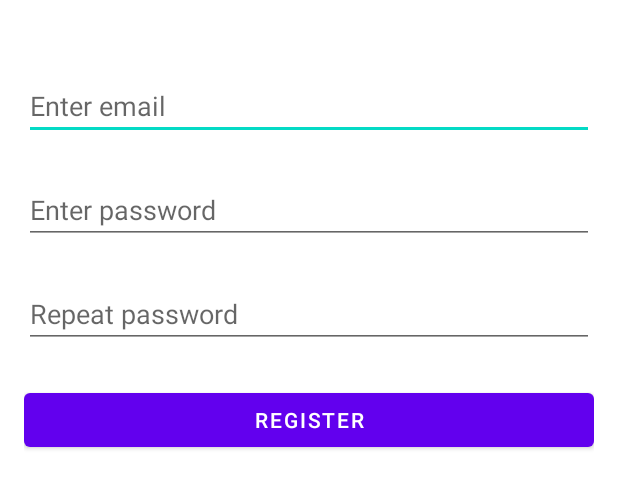
After one commit to AndreiDanRata/FoodSaver, an Android app: the layout activity_registration.xml on its own in the app's theme, with its tools: preview values and no code run, on a phone screen of 412 x 824 dp. The commit adds this screen. Shown: the top 488 px of the screen. Run offline under Robolectric (Android 15) with nearby library versions, the phone set to English and light mode, and no system bars.

Commit message:
- Added authenthification funtionality using email and password(Gmail+Facebook in progress): Registration activity + Login Activity + their user interface PARTIALLY WORKING(Crashing sometime)

```diff
--- a/app/build.gradle
+++ b/app/build.gradle
@@ -54,6 +54,7 @@ dependencies {
     implementation 'androidx.cardview:cardview:1.0.0'
     implementation "androidx.recyclerview:recyclerview:1.1.0"
     implementation 'com.google.firebase:firebase-database:19.7.0'
+    implementation 'com.google.firebase:firebase-auth-ktx:21.0.6'
     testImplementation 'junit:junit:4.+'
     androidTestImplementation 'androidx.test.ext:junit:1.1.3'
     androidTestImplementation 'androidx.test.espresso:espresso-core:3.4.0'
--- a/app/src/main/java/com/example/finalyearproject/ui/foodlist/FoodListFragment.kt
+++ b/app/src/main/java/com/example/finalyearproject/ui/foodlist/FoodListFragment.kt
@@ -19,6 +19,7 @@ import com.google.firebase.database.ktx.database
 import com.google.firebase.ktx.Firebase
 import kotlinx.android.synthetic.main.fragment_food_list.view.*
 import java.util.*
+
 
 
 class FoodListFragment : Fragment() {
@@ -73,7 +74,7 @@ class FoodListFragment : Fragment() {
         val random = getRandomString(10)
         Log.d("random generated is ", random.toString())
         //push value to firebase
-        val item = FoodItemModel(foodItemName, foodItemExpirationDate)
+        val item = FoodItemModel(foodItemName, foodItemExpirationDate, "default_barcode")
         database.child("foodItems").child(random).setValue(item)
     }
 
--- /dev/null
+++ b/app/src/main/res/layout/activity_registration.xml
@@ -0,0 +1,57 @@
+<?xml version="1.0" encoding="utf-8"?>
+<androidx.constraintlayout.widget.ConstraintLayout xmlns:android="http://schemas.android.com/apk/res/android"
+    xmlns:app="http://schemas.android.com/apk/res-auto"
+    xmlns:tools="http://schemas.android.com/tools"
+    android:layout_width="match_parent"
+    android:layout_height="match_parent"
+    android:padding="16dp"
+    tools:context=".ui.login.RegistrationActivity">
+
+    <EditText
+        android:id="@+id/email_edit_text"
+        android:layout_width="0dp"
+        android:layout_height="wrap_content"
+        android:layout_marginTop="32dp"
+        android:ems="10"
+        android:hint="Enter email"
+        android:inputType="text"
+        app:layout_constraintEnd_toEndOf="parent"
+        app:layout_constraintStart_toStartOf="parent"
+        app:layout_constraintTop_toTopOf="parent" />
+
+    <EditText
+        android:id="@+id/password_edit_text"
+        android:layout_width="0dp"
+        android:layout_height="wrap_content"
+        android:layout_marginTop="24dp"
+        android:ems="10"
+        android:hint="Enter password"
+        android:inputType="textPassword"
+        app:layout_constraintEnd_toEndOf="parent"
+        app:layout_constraintStart_toStartOf="parent"
+        app:layout_constraintTop_toBottomOf="@+id/email_edit_text" />
+
+    <EditText
+        android:id="@+id/re_password_edit_text"
+        android:layout_width="0dp"
+        android:layout_height="wrap_content"
+        android:layout_marginTop="24dp"
+        android:ems="10"
+        android:hint="Repeat password"
+        android:inputType="textPassword"
+        app:layout_constraintEnd_toEndOf="parent"
+        app:layout_constraintStart_toStartOf="parent"
+        app:layout_constraintTop_toBottomOf="@+id/password_edit_text" />
+
+    <Button
+        android:id="@+id/reg_button"
+        android:layout_width="0dp"
+        android:layout_height="wrap_content"
+        android:layout_marginTop="24dp"
+        android:text="Register"
+        android:onClick="registerUser"
+        app:layout_constraintEnd_toEndOf="parent"
+        app:layout_constraintStart_toStartOf="parent"
+        app:layout_constraintTop_toBottomOf="@+id/re_password_edit_text" />
+
+</androidx.constraintlayout.widget.ConstraintLayout>
--- a/app/src/main/res/values/strings.xml
+++ b/app/src/main/res/values/strings.xml
@@ -7,4 +7,7 @@
     <string name="recipes">Recipes</string>
 
 
+    <string name="default_barcode">01010101</string>
+
+
 </resources>
--- a/build.gradle
+++ b/build.gradle
@@ -7,7 +7,7 @@ buildscript {
     }
     dependencies {
         classpath 'com.android.tools.build:gradle:7.2.1'   //gradle build 4.2.1
-        classpath "org.jetbrains.kotlin:kotlin-gradle-plugin:$kotlin_version"
+        classpath "org.jetbrains.kotlin:kotlin-gradle-plugin:1.7.10"
 
         //Firebase
         classpath 'com.google.gms:google-services:4.3.13'
```
Also changed, not shown: app/src/main/AndroidManifest.xml (+14 -2 lines), app/src/main/java/com/example/finalyearproject/ui/login/LoginActivity.kt (added, +40 -0 lines), app/src/main/java/com/example/finalyearproject/ui/login/RegistrationActivity.kt (added, +39 -0 lines), app/src/main/res/layout/activity_login.xml (added, +60 -0 lines), app/src/main/res/layout/activity_main.xml (line endings or trailing spaces).
